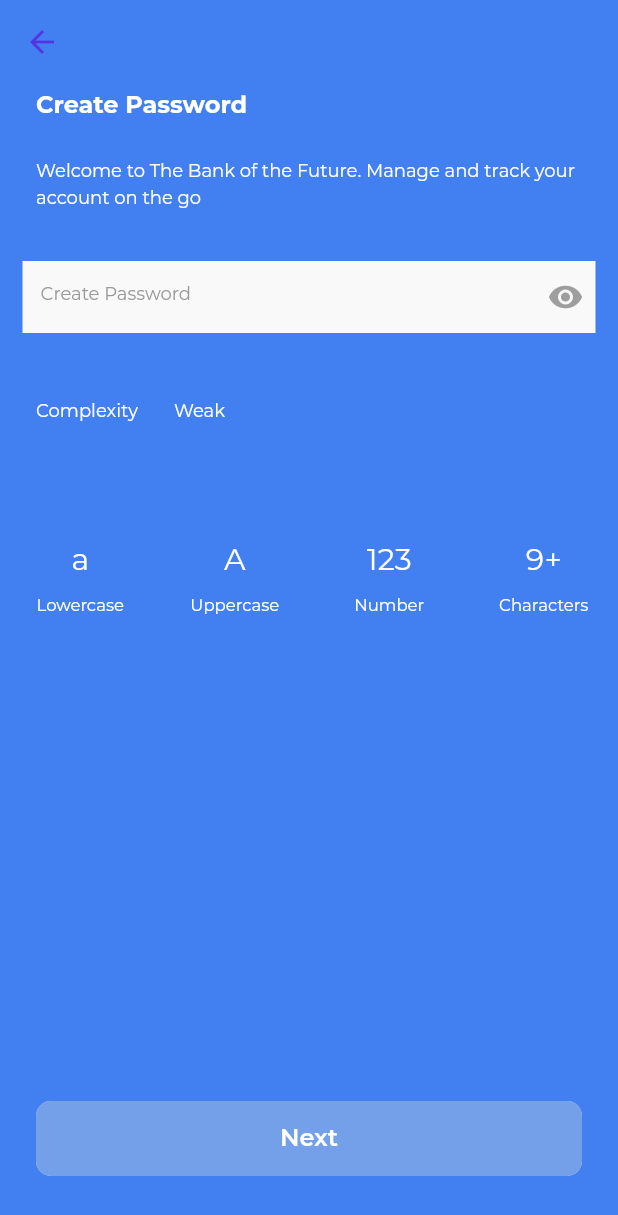
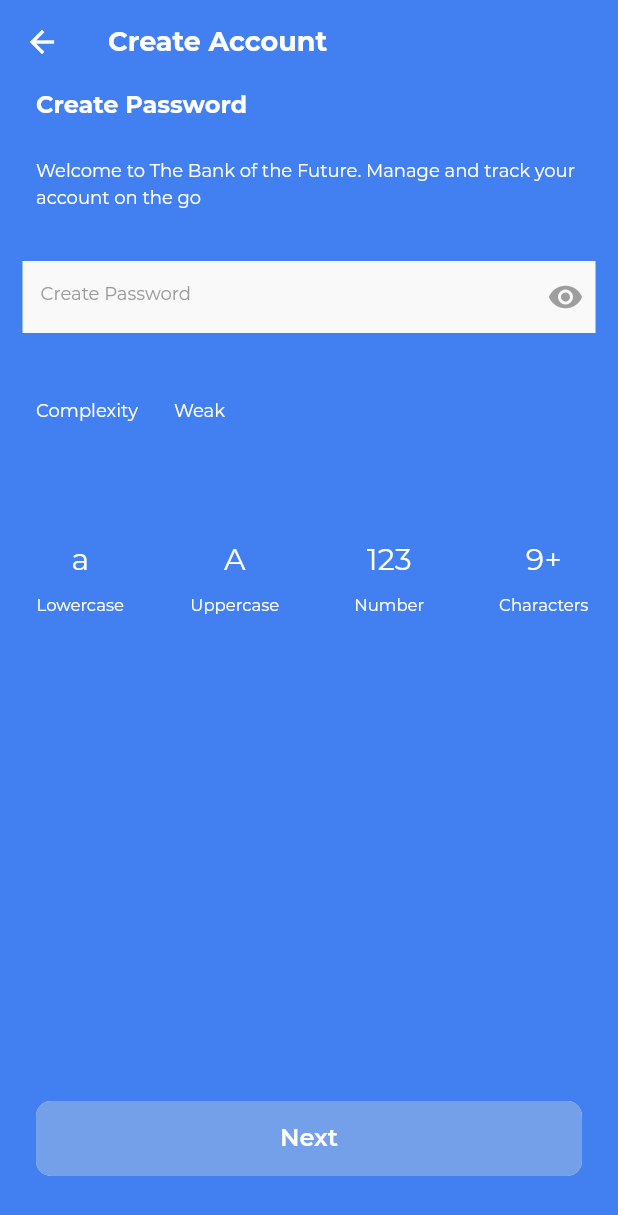
Before and after one commit to NickoPrasetio/ginFinansTest, a Flutter app: the screen it shows after launch, after a tap on "Next", on a phone screen of 412 x 824 dp. Shown: the top 1215 px of the screen. Run offline on Flutter 3.47's test engine with Material 2 defaults, Android fonts, the phone set to English and light mode, and no system bars; our stand-ins replace flutter_bloc, get_it, sprintf; project files that could hold a hidden picture were left out.

Commit message:
Welcome Page Style Handler

```diff
--- a/assets/strings/id.json
+++ b/assets/strings/id.json
@@ -1,5 +1,7 @@
 {
-    "textWelcomeTitle": "Welcome to Gin",
+    "textAppBarAccount": "Create Account",
+    "textFinans": " Finans",
+    "textWelcomeTitle": "Welcome to GIN",
     "textWelcomeSubtitle": "Welcome to The Bank of the Future. Manage and track your account on the go",
     "textNext": "Next",
     "textEmail": "Email",
--- a/lib/main.dart
+++ b/lib/main.dart
@@ -20,7 +20,6 @@ class GinFinansApp extends StatefulWidget {
 }
 
 class _GinFinansAppState extends State<GinFinansApp> {
-
   @override
   Widget build(BuildContext context) {
     return MaterialApp(
@@ -34,13 +33,13 @@ class _GinFinansAppState extends State<GinFinansApp> {
         primarySwatch: Palette.materialWhite,
         accentColor: Palette.purpleBlue,
         scaffoldBackgroundColor: Palette.white,
-          primaryIconTheme: IconThemeData(color: Palette.purpleBlue),
+        primaryIconTheme: IconThemeData(color: Palette.white),
         appBarTheme: AppBarTheme(
             elevation: 0,
             textTheme: TextTheme(
                 title: TextStyle(
               fontSize: 18,
-                color: Palette.dark,
+              color: Palette.white,
               fontFamily: FontFamilies.bold,
             ))),
       ),
--- a/lib/presentation/passwordPage/password_page.dart
+++ b/lib/presentation/passwordPage/password_page.dart
@@ -18,7 +18,9 @@ class PasswordPage extends StatelessWidget {
   @override
   Widget build(BuildContext context) {
     return Scaffold(
-      appBar: AppBar(backgroundColor: Palette.skyBlue),
+      appBar: AppBar(
+          backgroundColor: Palette.skyBlue,
+          title: Text(I18n.getText(context, 'textAppBarAccount'))),
       resizeToAvoidBottomPadding: false,
       body: BlocProvider(
         create: (context) =>
--- a/lib/presentation/personailInfoPage/personal_page.dart
+++ b/lib/presentation/personailInfoPage/personal_page.dart
@@ -17,7 +17,8 @@ class PersonalPage extends StatelessWidget {
   @override
   Widget build(BuildContext context) {
     return Scaffold(
-      appBar: AppBar(backgroundColor: Palette.skyBlue),
+      appBar: AppBar(backgroundColor: Palette.skyBlue,
+          title: Text(I18n.getText(context, 'textAppBarAccount'))),
       resizeToAvoidBottomPadding: false,
       body: BlocProvider(
         create: (context) =>
--- a/lib/presentation/schedulePage/schedule_page.dart
+++ b/lib/presentation/schedulePage/schedule_page.dart
@@ -22,7 +22,8 @@ class SchedulePage extends StatelessWidget {
   @override
   Widget build(BuildContext context) {
     return Scaffold(
-      appBar: AppBar(backgroundColor: Palette.skyBlue),
+      appBar: AppBar(backgroundColor: Palette.skyBlue,
+          title: Text(I18n.getText(context, 'textAppBarAccount'))),
       resizeToAvoidBottomPadding: false,
       body: BlocProvider(
         create: (context) =>
--- a/lib/presentation/welcomePage/style/welcome_page_style.dart
+++ b/lib/presentation/welcomePage/style/welcome_page_style.dart
@@ -17,7 +17,7 @@ class WelcomePageStyle {
     ...ReusableTextViewStyle.h2bStyle,
     'fontColor': Palette.black,
     'maxLines': 3,
-    'margin': Space(bottom: 24, left: 24),
+    'margin': Space(bottom: 24, left: 24, top: 24),
   };
 
   var submitEmailButtonStyle = {
--- a/lib/presentation/welcomePage/welcome_page.dart
+++ b/lib/presentation/welcomePage/welcome_page.dart
@@ -4,12 +4,14 @@ import 'package:ginFinans/module/base_module.dart';
 import 'package:ginFinans/presentation/welcomePage/bloc/welcome_page_bloc.dart';
 import 'package:ginFinans/presentation/welcomePage/bloc/welcome_page_event.dart';
 import 'package:ginFinans/presentation/welcomePage/style/welcome_page_style.dart';
+import 'package:ginFinans/reusableUi/base_style.dart';
 import 'package:ginFinans/reusableUi/reusable_button.dart';
 import 'package:ginFinans/reusableUi/reusable_textfield.dart';
 import 'package:ginFinans/reusableUi/reusable_textview.dart';
 import 'package:ginFinans/reusableUi/text_input_widget_controller.dart';
 
 import 'package:ginFinans/util/i18n.dart';
+import 'package:ginFinans/util/palette.dart';
 import 'package:ginFinans/util/routes.dart';
 
 import 'bloc/welcome_page_state.dart';
@@ -61,7 +63,36 @@ class _WelcomePageWidgetState extends State<WelcomePageWidget> {
         cubit: _welcomePageBloc,
         builder: (BuildContext context, WelcomePageState state) {
           _mapState(state);
-          return Column(mainAxisSize: MainAxisSize.max, children: <Widget>[
+          return Column(
+            crossAxisAlignment: CrossAxisAlignment.start,
+            mainAxisSize: MainAxisSize.max, children: <Widget>[
+            Container(
+                width: 250,
+                margin: EdgeInsets.only(left: 24, right: 24),
+                child: RichText(
+                  textAlign: TextAlign.left,
+                  text: TextSpan(
+                    children: <TextSpan>[
+                      TextSpan(
+                        text: I18n.getText(context, 'textWelcomeTitle'),
+                        style: TextStyle(
+                          height: 1.5,
+                          fontSize: 32.0,
+                          fontFamily: FontFamilies.bold,
+                          color: Palette.black,
+                        ),
+                      ),
+                      TextSpan(
+                          text: I18n.getText(context, 'textFinans'),
+                          style: TextStyle(
+                            height: 1.5,
+                            fontSize: 32.0,
+                            fontFamily: FontFamilies.bold,
+                            color: Palette.blue,
+                          )),
+                    ],
+                  ),
+                )),
             ReusableTextView(
               text: I18n.getText(context, 'textWelcomeSubtitle'),
               style: _welcomePageStyle.welcomeSubtitleTextStyle,
```
Lines whose indentation alone changed are shown as unchanged.
